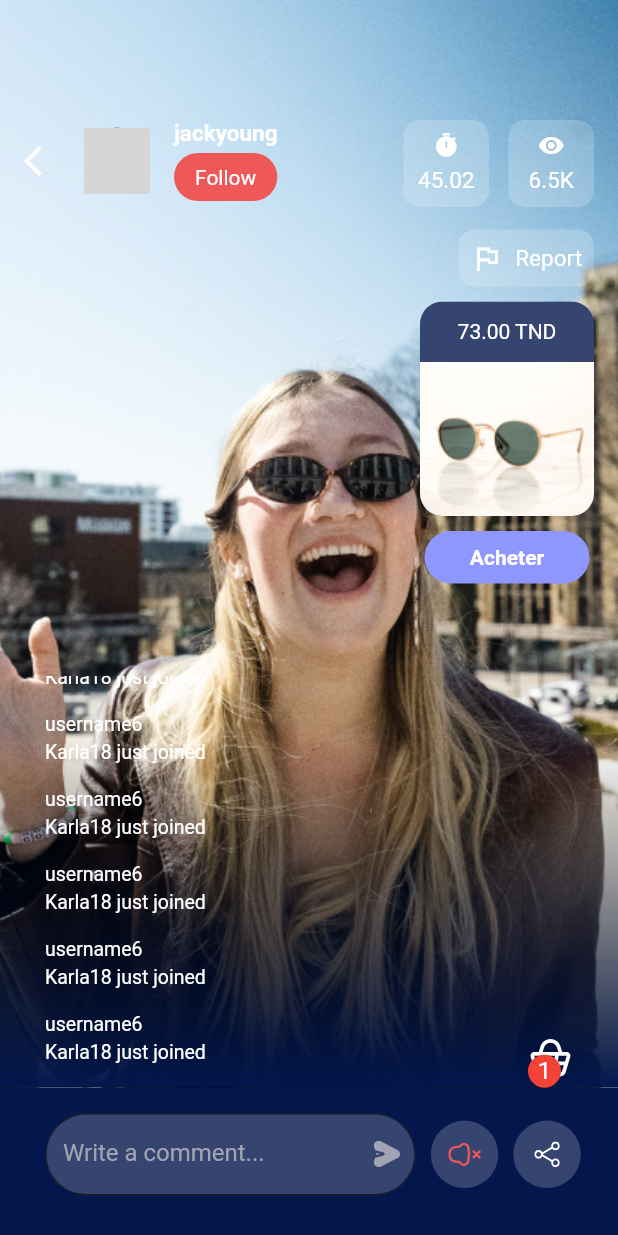
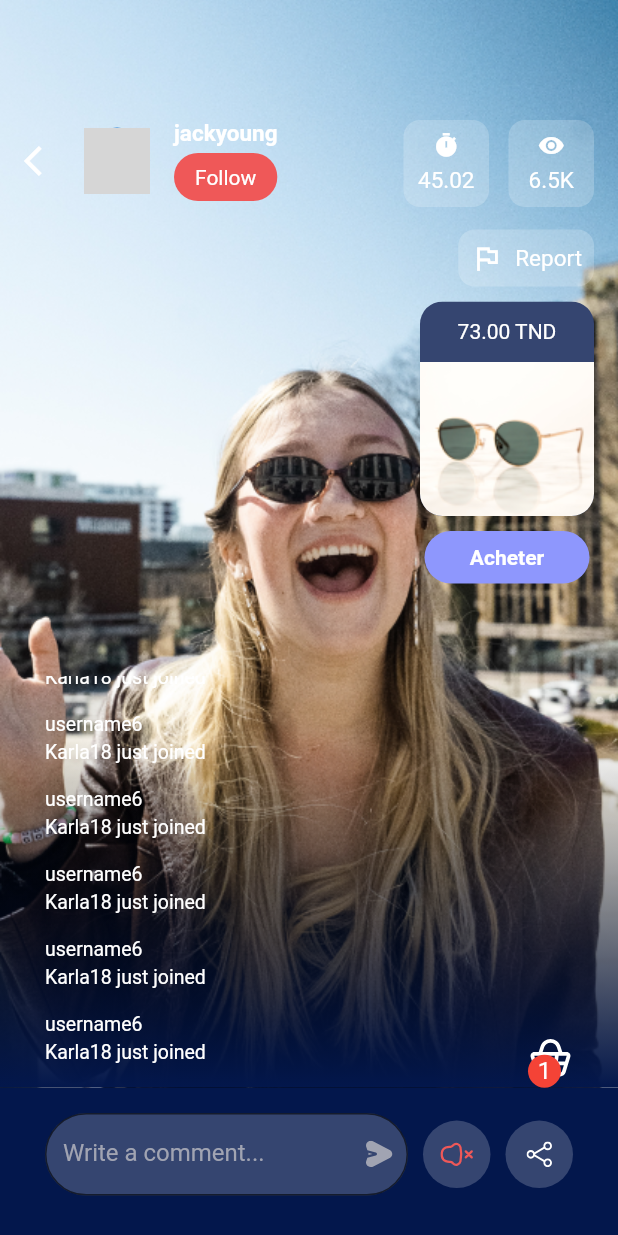
Before and after one commit to cntoss/tekction, a Flutter app: the LiveStreaming screen opened directly, on a phone screen of 412 x 824 dp. Run offline on Flutter 3.47's test engine with Material 2 defaults, Android fonts, the phone set to English and light mode, and no system bars; our stand-ins replace dio, flutter_svg, fluttertoast, get_it, rxdart, shared_preferences; accounts and stored records are empty; network calls fail; grey boxes are pictures that could not be loaded.

Commit message:
render flow error

```diff
--- a/lib/home/ui/widget/stream_text_row.dart
+++ b/lib/home/ui/widget/stream_text_row.dart
@@ -28,7 +28,8 @@ class StreamTextRow extends StatelessWidget {
       child: SizedBox(
         width: _sizeConfig.screenW,
         child: Row(children: [
-          SizedBox(
+          Flexible(
+            child: SizedBox(
               width: _sizeConfig.safeBlockW * 60,
               height: 55,
               child: TextField(
@@ -52,6 +53,7 @@ class StreamTextRow extends StatelessWidget {
                   border: const OutlineInputBorder(
                     borderRadius: BorderRadius.all(
                       Radius.circular(40),
+                    ),
                   ),
                 ),
               ),
--- a/pubspec.yaml
+++ b/pubspec.yaml
@@ -6,7 +6,7 @@ publish_to: "none" # Remove this line if you wish to publish to pub.dev
 version: 1.0.0+1
 
 environment:
-  sdk: ">=2.18.5 <3.0.0"
+  sdk: ">=2.17.2 <3.0.0"
 
 dependencies:
   flutter:
```
Also changed, not shown: pubspec.lock, 2 other files. Lines whose indentation alone changed are shown as unchanged.
